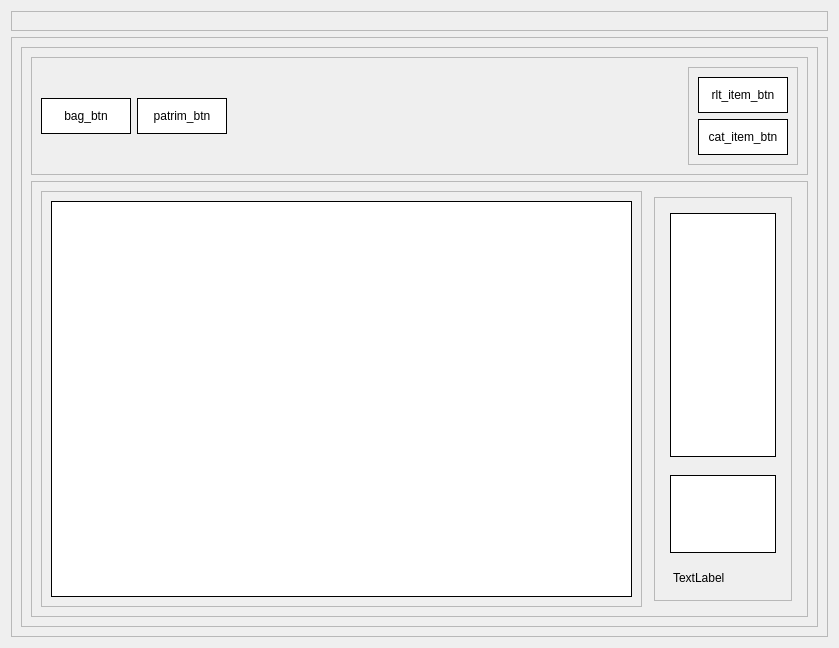
Old version of the form PATP/asset_ctrl/templates/interfaces/item_view.ui in the repository eduardogm22/controle_patrimonio.
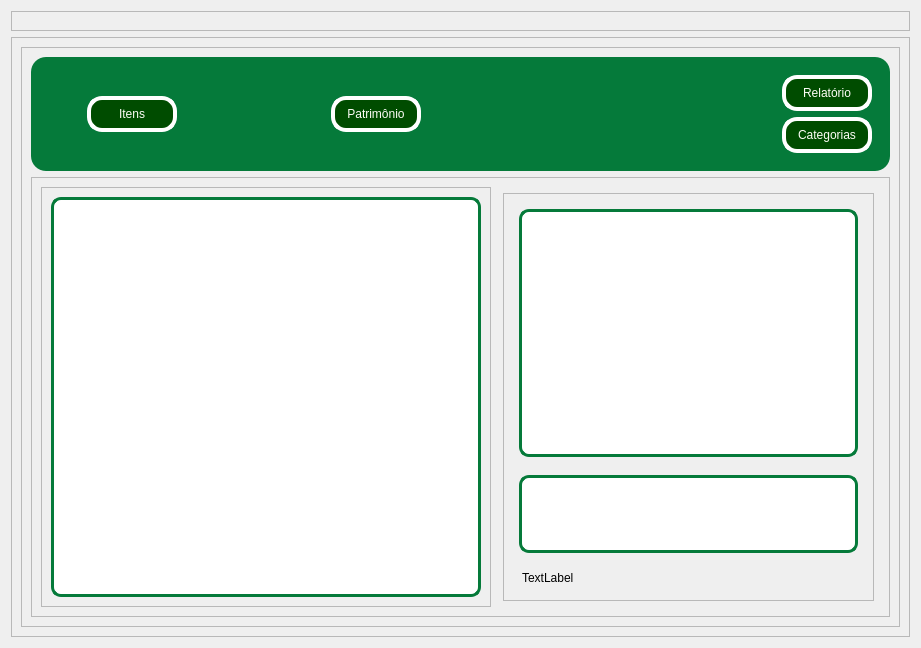
New version of the form.

```diff
--- a/PATP/asset_ctrl/templates/interfaces/item_view.ui
+++ b/PATP/asset_ctrl/templates/interfaces/item_view.ui
@@ -6,7 +6,7 @@
    <rect>
     <x>0</x>
     <y>0</y>
-    <width>839</width>
+    <width>921</width>
     <height>644</height>
    </rect>
   </property>
@@ -51,6 +51,11 @@
         <layout class="QVBoxLayout" name="verticalLayout_2">
          <item>
           <widget class="QFrame" name="frame">
+           <property name="styleSheet">
+            <string notr="true">border-radius:15px;
+background-color: #057A3A;
+</string>
+           </property>
            <property name="frameShape">
             <enum>QFrame::StyledPanel</enum>
            </property>
@@ -58,8 +63,32 @@
             <enum>QFrame::Raised</enum>
            </property>
            <layout class="QHBoxLayout" name="horizontalLayout">
+            <item alignment="Qt::AlignHCenter">
+             <widget class="QFrame" name="frame_8">
+              <property name="minimumSize">
+               <size>
+                <width>200</width>
+                <height>0</height>
+               </size>
+              </property>
+              <property name="frameShape">
+               <enum>QFrame::StyledPanel</enum>
+              </property>
+              <property name="frameShadow">
+               <enum>QFrame::Raised</enum>
+              </property>
+              <layout class="QVBoxLayout" name="verticalLayout_9">
             <item>
              <widget class="QPushButton" name="pushButton">
+                 <property name="enabled">
+                  <bool>true</bool>
+                 </property>
+                 <property name="sizePolicy">
+                  <sizepolicy hsizetype="Minimum" vsizetype="Fixed">
+                   <horstretch>0</horstretch>
+                   <verstretch>0</verstretch>
+                  </sizepolicy>
+                 </property>
               <property name="minimumSize">
                <size>
                 <width>90</width>
@@ -76,14 +105,40 @@
                <cursorShape>PointingHandCursor</cursorShape>
               </property>
               <property name="styleSheet">
-               <string notr="true">background-color:white;
-border:1px solid black;</string>
+                  <string notr="true">QPushButton { color:rgb(254, 253, 247);
+	border-radius:15px;		
+	border: 4px solid rgb(255, 255, 255);
+	background-color: rgb(0, 76, 0)
+
+ }
+
+QPushButton:hover{background-color:#057A3A;color:white}
+
+QPushButton:pressed{
+ padding-left: 5px;
+ padding-top:5px;
+ 
+	background-color: rgb(0, 85, 0);
+ 
+}</string>
               </property>
               <property name="text">
-               <string>bag_btn</string>
+                  <string>Itens</string>
               </property>
              </widget>
             </item>
+              </layout>
+             </widget>
+            </item>
+            <item alignment="Qt::AlignLeft">
+             <widget class="QFrame" name="frame_7">
+              <property name="frameShape">
+               <enum>QFrame::StyledPanel</enum>
+              </property>
+              <property name="frameShadow">
+               <enum>QFrame::Raised</enum>
+              </property>
+              <layout class="QVBoxLayout" name="verticalLayout_8">
             <item>
              <widget class="QPushButton" name="pushButton_2">
               <property name="minimumSize">
@@ -102,16 +157,36 @@
                <cursorShape>PointingHandCursor</cursorShape>
               </property>
               <property name="styleSheet">
-               <string notr="true">background-color:white;
-border:1px solid black;</string>
+                  <string notr="true">QPushButton { color:rgb(254, 253, 247);
+	border-radius:15px;		
+	border: 4px solid rgb(255, 255, 255);
+	background-color: rgb(0, 76, 0)
+
+ }
+
+QPushButton:hover{background-color:#057A3A;color:white}
+
+QPushButton:pressed{
+ padding-left: 5px;
+ padding-top:5px;
+ 
+	background-color: rgb(0, 85, 0);
+ 
+}</string>
               </property>
               <property name="text">
-               <string>patrim_btn</string>
-              </property>
+                  <string>Patrimônio</string>
+                 </property>
+                </widget>
+               </item>
+              </layout>
              </widget>
             </item>
             <item alignment="Qt::AlignRight|Qt::AlignBottom">
              <widget class="QFrame" name="frame_4">
+              <property name="styleSheet">
+               <string notr="true">border:none;</string>
+              </property>
               <property name="frameShape">
                <enum>QFrame::StyledPanel</enum>
               </property>
@@ -137,11 +212,25 @@
                   <cursorShape>PointingHandCursor</cursorShape>
                  </property>
                  <property name="styleSheet">
-                  <string notr="true">background-color:white;
-border:1px solid black;</string>
+                  <string notr="true">QPushButton { color:rgb(254, 253, 247);
+	border-radius:15px;		
+	border: 4px solid rgb(255, 255, 255);
+	background-color: rgb(0, 76, 0)
+
+ }
+
+QPushButton:hover{background-color:#057A3A;color:white}
+
+QPushButton:pressed{
+ padding-left: 5px;
+ padding-top:5px;
+ 
+	background-color: rgb(0, 85, 0);
+ 
+}</string>
                  </property>
                  <property name="text">
-                  <string>rlt_item_btn</string>
+                  <string>Relatório</string>
                  </property>
                 </widget>
                </item>
@@ -163,11 +252,25 @@
                   <cursorShape>PointingHandCursor</cursorShape>
                  </property>
                  <property name="styleSheet">
-                  <string notr="true">background-color:white;
-border:1px solid black;</string>
+                  <string notr="true">QPushButton { color:rgb(254, 253, 247);
+	border-radius:15px;		
+	border: 4px solid rgb(255, 255, 255);
+	background-color: rgb(0, 76, 0)
+
+ }
+
+QPushButton:hover{background-color:#057A3A;color:white}
+
+QPushButton:pressed{
+ padding-left: 5px;
+ padding-top:5px;
+ 
+	background-color: rgb(0, 85, 0);
+ 
+}</string>
                  </property>
                  <property name="text">
-                  <string>cat_item_btn</string>
+                  <string>Categorias</string>
                  </property>
                 </widget>
                </item>
@@ -188,6 +291,18 @@
            <layout class="QHBoxLayout" name="horizontalLayout_2">
             <item>
              <widget class="QFrame" name="frame_5">
+              <property name="minimumSize">
+               <size>
+                <width>450</width>
+                <height>0</height>
+               </size>
+              </property>
+              <property name="maximumSize">
+               <size>
+                <width>16777215</width>
+                <height>16777215</height>
+               </size>
+              </property>
               <property name="frameShape">
                <enum>QFrame::StyledPanel</enum>
               </property>
@@ -198,8 +313,11 @@
                <item>
                 <widget class="QListView" name="listView">
                  <property name="styleSheet">
-                  <string notr="true">background-color:white;
-border:1px solid black;</string>
+                  <string notr="true">background-color:white;	
+border:3px solid #057A3A;
+border-radius:10px
+
+</string>
                  </property>
                 </widget>
                </item>
@@ -208,9 +326,15 @@
             </item>
             <item>
              <widget class="QFrame" name="frame_6">
+              <property name="minimumSize">
+               <size>
+                <width>210</width>
+                <height>0</height>
+               </size>
+              </property>
               <property name="maximumSize">
                <size>
-                <width>150</width>
+                <width>16777215</width>
                 <height>16777215</height>
                </size>
               </property>
@@ -226,9 +350,24 @@
               <layout class="QVBoxLayout" name="verticalLayout_6">
                <item>
                 <widget class="QListView" name="listView_2">
+                 <property name="minimumSize">
+                  <size>
+                   <width>0</width>
+                   <height>0</height>
+                  </size>
+                 </property>
+                 <property name="maximumSize">
+                  <size>
+                   <width>16777215</width>
+                   <height>16777215</height>
+                  </size>
+                 </property>
                  <property name="styleSheet">
-                  <string notr="true">background-color:white;
-border:1px solid black;</string>
+                  <string notr="true">background-color:white;	
+border:3px solid #057A3A;
+border-radius:10px
+
+</string>
                  </property>
                 </widget>
                </item>
@@ -247,8 +386,11 @@
                   </size>
                  </property>
                  <property name="styleSheet">
-                  <string notr="true">background-color:white;
-border:1px solid black;</string>
+                  <string notr="true">background-color:white;	
+border:3px solid #057A3A;
+border-radius:10px
+
+</string>
                  </property>
                 </widget>
                </item>
```
Lines whose indentation alone changed are shown as unchanged.
